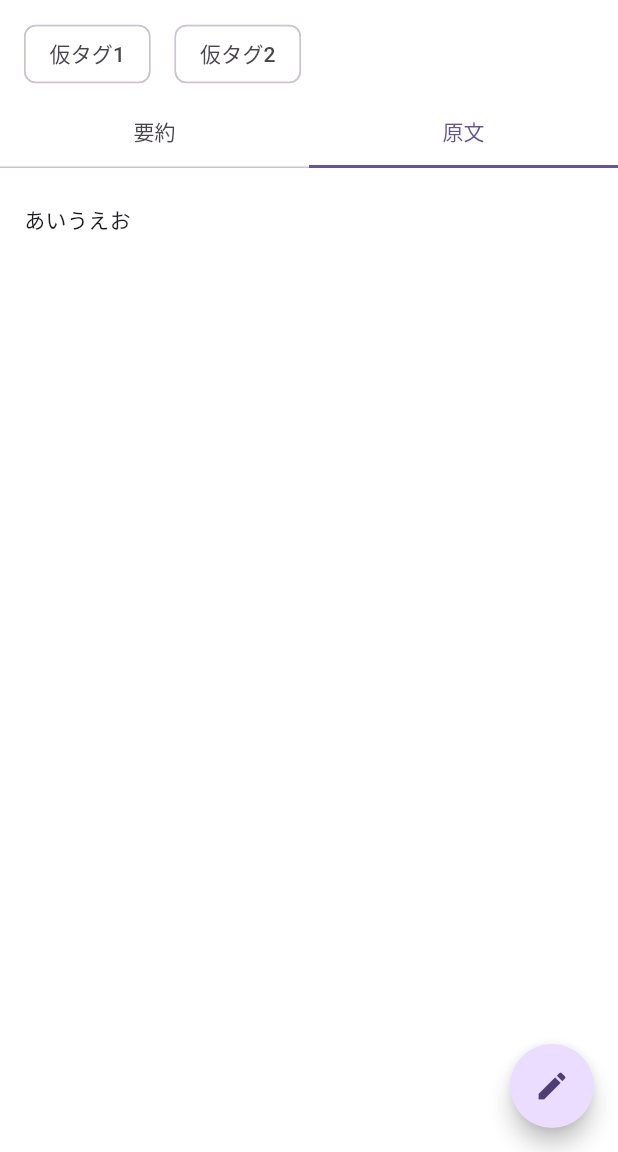
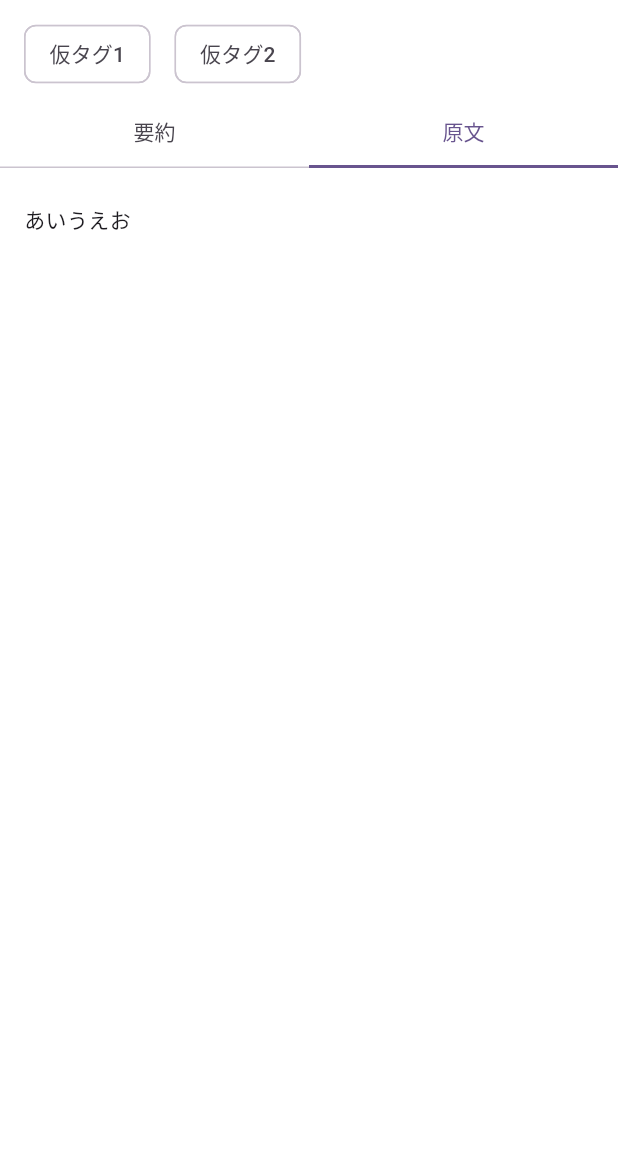
Before and after one commit to HACK-U-2025-2/HACKU, a Flutter app: the MemoDetailsPage screen opened directly, tab 2 chosen, on a phone screen of 412 x 824 dp, the part 84-1236 px from its top. Run offline on Flutter 3.47's test engine with Material 3 defaults, Android fonts, the phone set to English and light mode, and no system bars; our stand-ins replace flutter_hooks, freezed_annotation, hooks_riverpod, riverpod_annotation; missing offline and left inert: flutter_quill, gpt_markdown; generated files the repository leaves out were written again.

Commit message:
feat: 編集モードのタブ管理を追加し、FABの表示条件を修正

```diff
--- a/frontend/lib/pages/memo_details_page.dart
+++ b/frontend/lib/pages/memo_details_page.dart
@@ -1,4 +1,5 @@
 import 'package:flutter/material.dart';
+import 'package:flutter_hooks/flutter_hooks.dart';
 import 'package:frontend/models/memo.dart';
 import 'package:frontend/models/tag.dart';
 import 'package:frontend/providers/memo_edit_provider.dart';
@@ -15,7 +16,7 @@ enum MemoDetailsTab {
   final String label;
 }
 
-class MemoDetailsPage extends ConsumerWidget {
+class MemoDetailsPage extends HookConsumerWidget {
   const MemoDetailsPage({super.key});
 
   @override
@@ -30,34 +31,48 @@ class MemoDetailsPage extends ConsumerWidget {
     }
 
     final memo = memoAsyncValue.requireValue;
+
+    final currentTab = useState(MemoDetailsTab.body);
+    final tabController = useTabController(
+      initialLength: MemoDetailsTab.values.length,
+    );
+
+    useEffect(() {
+      tabController.addListener(() {
+        currentTab.value = MemoDetailsTab.values[tabController.index];
+      });
+      return tabController.dispose;
+    }, [tabController]);
+
     final isEditingMode = ref.watch(isEditingModeProvider);
+    final showFab = !isEditingMode && currentTab.value == MemoDetailsTab.body;
 
     return Scaffold(
       appBar: AppBar(title: Text(memo.title)),
       floatingActionButton:
-          isEditingMode
-              ? null
-              : FloatingActionButton(
+          showFab
+              ? FloatingActionButton(
                 onPressed: () {
                   ref.read(isEditingModeProvider.notifier).toggle();
                 },
                 child: const Icon(Icons.edit),
-              ),
-      body: DefaultTabController(
-        length: MemoDetailsTab.values.length,
-        child: SafeArea(
+              )
+              : null,
+      body: SafeArea(
         child: Column(
           spacing: 8,
           children: [
             const SizedBox(height: 8),
             _TagsHorizontalListView(tags: memo.tags),
             TabBar(
+              controller: tabController,
               tabs: [
                 for (final tab in MemoDetailsTab.values) Tab(text: tab.label),
               ],
             ),
             Expanded(
               child: TabBarView(
+                controller: tabController,
                 children: [
                   for (final tab in MemoDetailsTab.values)
                     switch (tab) {
@@ -68,7 +83,6 @@ class MemoDetailsPage extends ConsumerWidget {
               ),
             ),
           ],
-          ),
         ),
       ),
     );
```
Lines whose indentation alone changed are shown as unchanged.
